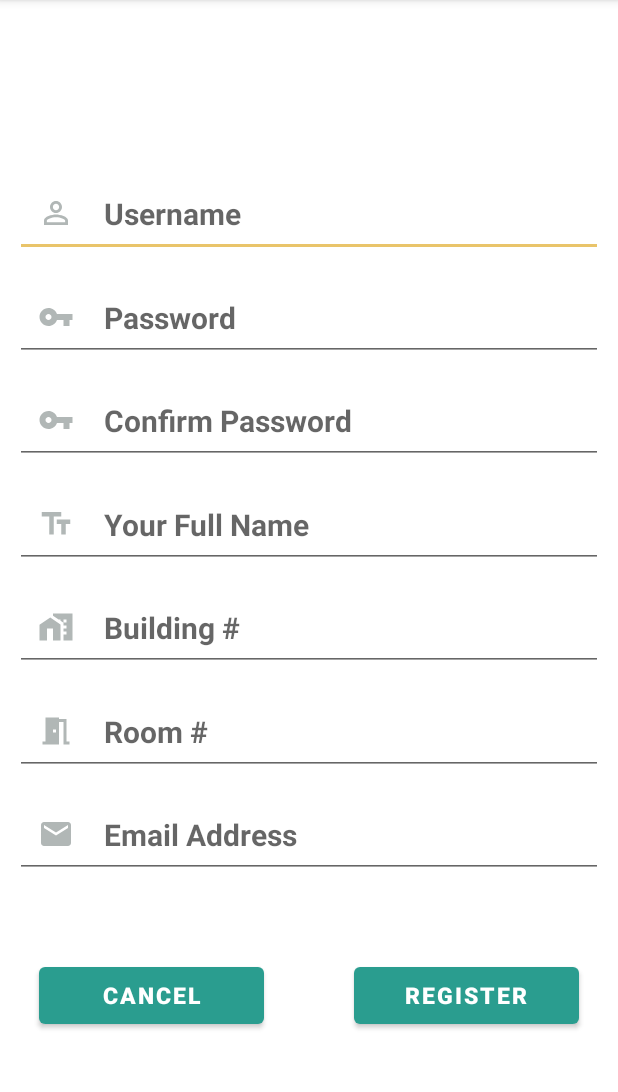
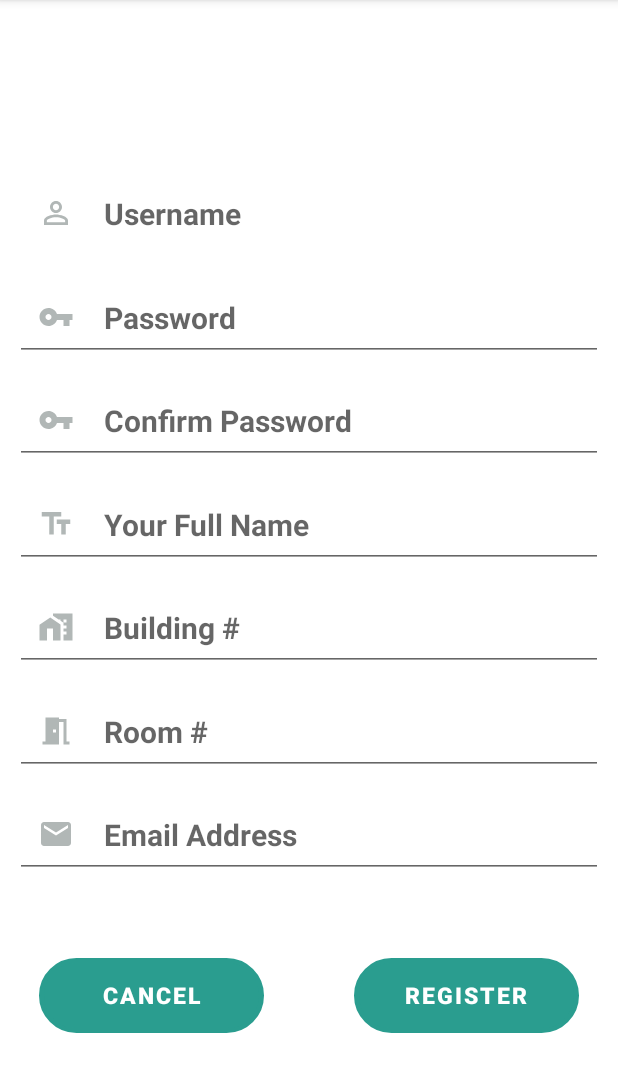
Before and after one commit to fc4978637/my_community, an Android app: the RegisterActivity screen opened directly, with no data from a screen before it, on a phone screen of 412 x 824 dp, the part 84-1176 px from its top. Run offline under Robolectric (Android 15) with nearby library versions, the phone set to English and light mode, and no system bars.

Commit message:
Refine Buttons Shape
From square to round corner

```diff
--- /dev/null
+++ b/app/src/main/res/drawable/input_bg.xml
@@ -0,0 +1,6 @@
+<?xml version="1.0" encoding="utf-8"?>
+<shape xmlns:android="http://schemas.android.com/apk/res/android">
+
+    <stroke android:color="@color/white" android:width="3dp"/>
+    <corners android:radius="60dp" />
+</shape>
--- a/app/src/main/res/layout/activity_login.xml
+++ b/app/src/main/res/layout/activity_login.xml
@@ -61,9 +61,10 @@
         android:id="@+id/button_login"
         android:layout_width="150dp"
         android:layout_height="50dp"
+        android:background="@drawable/input_bg"
         android:text="Login"
+        android:textSize="15dp"
         android:textStyle="bold"
-        android:textSize="15dp"
         app:layout_constraintBottom_toBottomOf="parent"
         app:layout_constraintEnd_toEndOf="parent"
         app:layout_constraintHorizontal_bias="0.5"
@@ -75,9 +76,10 @@
         android:id="@+id/button_register"
         android:layout_width="150dp"
         android:layout_height="50dp"
+        android:background="@drawable/input_bg"
         android:text="Register"
+        android:textSize="15dp"
         android:textStyle="bold"
-        android:textSize="15dp"
         app:layout_constraintBottom_toBottomOf="parent"
         app:layout_constraintEnd_toEndOf="parent"
         app:layout_constraintHorizontal_bias="0.5"
--- a/app/src/main/res/layout/activity_register.xml
+++ b/app/src/main/res/layout/activity_register.xml
@@ -11,6 +11,7 @@
         android:layout_width="match_parent"
         android:layout_height="wrap_content"
         android:layout_margin="10dp"
+        android:background="@drawable/input_bg"
         android:drawableLeft="@drawable/ic_baseline_person_outline_24"
         android:drawablePadding="20dp"
         android:ems="10"
@@ -151,6 +152,7 @@
         android:id="@+id/button_register2"
         android:layout_width="150dp"
         android:layout_height="50dp"
+        android:background="@drawable/input_bg"
         android:text="Register"
         android:textSize="15dp"
         android:textStyle="bold"
@@ -165,6 +167,7 @@
         android:id="@+id/button_cancelReg"
         android:layout_width="150dp"
         android:layout_height="50dp"
+        android:background="@drawable/input_bg"
         android:text="Cancel"
         android:textSize="15dp"
         android:textStyle="bold"
```
